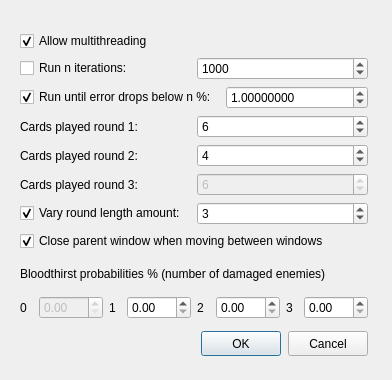
Before: the Qt Designer form settingswindow.ui in Inexorably/gwentCalc, drawn with Qt 5.
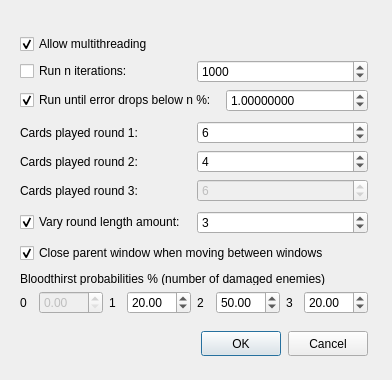
After: the same form once the commit is applied.

Commit message: Fixed layout on bloodthirst settings

```diff
--- a/settingswindow.ui
+++ b/settingswindow.ui
@@ -237,6 +237,12 @@
      <layout class="QVBoxLayout" name="verticalLayout_4">
       <item>
        <widget class="QLabel" name="label_7">
+        <property name="maximumSize">
+         <size>
+          <width>16777215</width>
+          <height>13</height>
+         </size>
+        </property>
         <property name="text">
          <string>Bloodthirst probabilities % (number of damaged enemies)</string>
         </property>
@@ -256,6 +262,12 @@
           <property name="enabled">
            <bool>false</bool>
           </property>
+          <property name="maximumSize">
+           <size>
+            <width>16777215</width>
+            <height>23</height>
+           </size>
+          </property>
           <property name="maximum">
            <double>100.000000000000000</double>
           </property>
@@ -270,9 +282,18 @@
         </item>
         <item>
          <widget class="QDoubleSpinBox" name="bloodThirst1SpinBox">
+          <property name="maximumSize">
+           <size>
+            <width>16777215</width>
+            <height>23</height>
+           </size>
+          </property>
           <property name="maximum">
            <double>100.000000000000000</double>
           </property>
+          <property name="value">
+           <double>20.000000000000000</double>
+          </property>
          </widget>
         </item>
         <item>
@@ -284,9 +305,18 @@
         </item>
         <item>
          <widget class="QDoubleSpinBox" name="bloodThirst2SpinBox">
+          <property name="maximumSize">
+           <size>
+            <width>16777215</width>
+            <height>23</height>
+           </size>
+          </property>
           <property name="maximum">
            <double>100.000000000000000</double>
           </property>
+          <property name="value">
+           <double>50.000000000000000</double>
+          </property>
          </widget>
         </item>
         <item>
@@ -298,9 +328,18 @@
         </item>
         <item>
          <widget class="QDoubleSpinBox" name="bloodThirst3SpinBox">
+          <property name="maximumSize">
+           <size>
+            <width>16777215</width>
+            <height>23</height>
+           </size>
+          </property>
           <property name="maximum">
            <double>100.000000000000000</double>
           </property>
+          <property name="value">
+           <double>20.000000000000000</double>
+          </property>
          </widget>
         </item>
        </layout>
```
